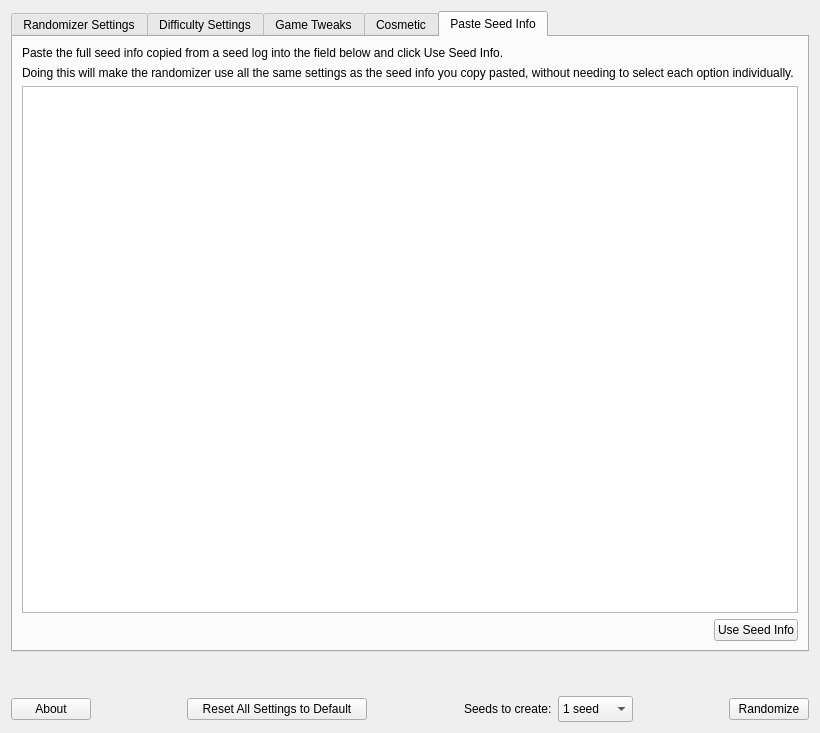
First picture: the form in randomizer.ui, repository LagoLunatic/dsvrandom, before the edit.
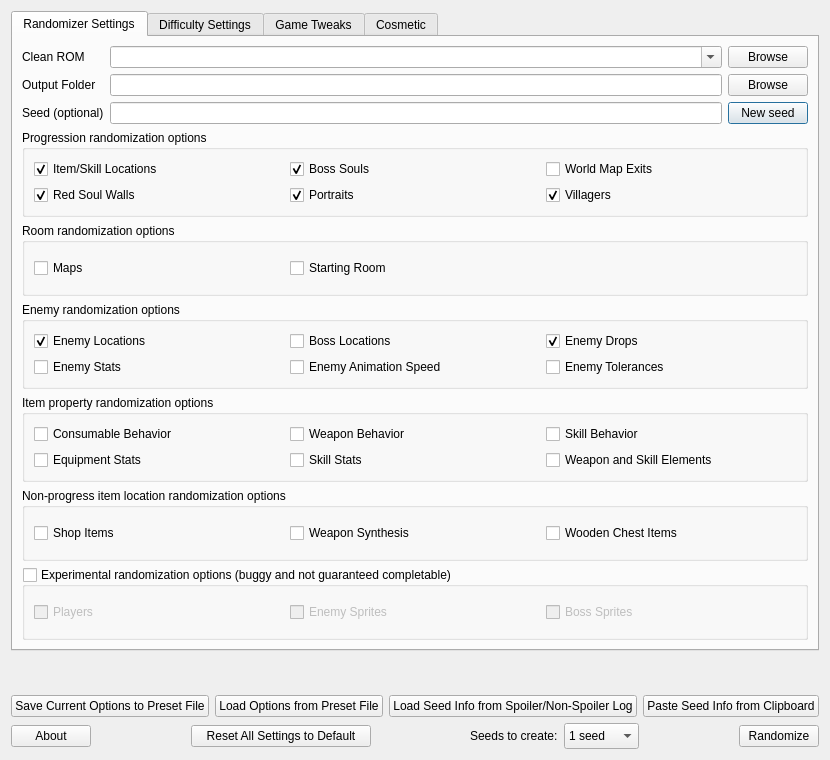
Second picture: the form after the edit. The open tabs and pages were chosen to show the change. Icons and pictures are not drawn.

Commit message: Implement creating/loading options presets from files

Patch:
```diff
--- a/randomizer.ui
+++ b/randomizer.ui
@@ -7,7 +7,7 @@
     <x>0</x>
     <y>0</y>
     <width>820</width>
-    <height>733</height>
+    <height>760</height>
    </rect>
   </property>
   <property name="windowTitle">
@@ -792,57 +792,6 @@
        </item>
       </layout>
      </widget>
-     <widget class="QWidget" name="tab_4">
-      <attribute name="title">
-       <string>Paste Seed Info</string>
-      </attribute>
-      <layout class="QVBoxLayout" name="verticalLayout_5">
-       <item>
-        <widget class="QLabel" name="label_6">
-         <property name="text">
-          <string>Paste the full seed info copied from a seed log into the field below and click Use Seed Info.</string>
-         </property>
-        </widget>
-       </item>
-       <item>
-        <widget class="QLabel" name="label_7">
-         <property name="text">
-          <string>Doing this will make the randomizer use all the same settings as the seed info you copy pasted, without needing to select each option individually.</string>
-         </property>
-         <property name="wordWrap">
-          <bool>true</bool>
-         </property>
-        </widget>
-       </item>
-       <item>
-        <widget class="QTextEdit" name="paste_seed_info_field"/>
-       </item>
-       <item>
-        <layout class="QHBoxLayout" name="horizontalLayout_6">
-         <item>
-          <spacer name="horizontalSpacer_2">
-           <property name="orientation">
-            <enum>Qt::Horizontal</enum>
-           </property>
-           <property name="sizeHint" stdset="0">
-            <size>
-             <width>40</width>
-             <height>20</height>
-            </size>
-           </property>
-          </spacer>
-         </item>
-         <item>
-          <widget class="QPushButton" name="read_seed_info_button">
-           <property name="text">
-            <string>Use Seed Info</string>
-           </property>
-          </widget>
-         </item>
-        </layout>
-       </item>
-      </layout>
-     </widget>
     </widget>
    </item>
    <item>
@@ -861,6 +810,38 @@
      </property>
     </widget>
    </item>
+   <item>
+    <layout class="QHBoxLayout" name="horizontalLayout_2">
+     <item>
+      <widget class="QPushButton" name="save_options_preset_button">
+       <property name="text">
+        <string>Save Current Options to Preset File</string>
+       </property>
+      </widget>
+     </item>
+     <item>
+      <widget class="QPushButton" name="load_options_preset_button">
+       <property name="text">
+        <string>Load Options from Preset File</string>
+       </property>
+      </widget>
+     </item>
+     <item>
+      <widget class="QPushButton" name="load_seed_info_button">
+       <property name="text">
+        <string>Load Seed Info from Spoiler/Non-Spoiler Log</string>
+       </property>
+      </widget>
+     </item>
+     <item>
+      <widget class="QPushButton" name="paste_seed_info_button">
+       <property name="text">
+        <string>Paste Seed Info from Clipboard</string>
+       </property>
+      </widget>
+     </item>
+    </layout>
+   </item>
    <item>
     <layout class="QHBoxLayout" name="horizontalLayout_3">
      <item>
```
Left out of the diff: 4 changed lines with no effect on the pictures. The commit also changes 1 other file.
